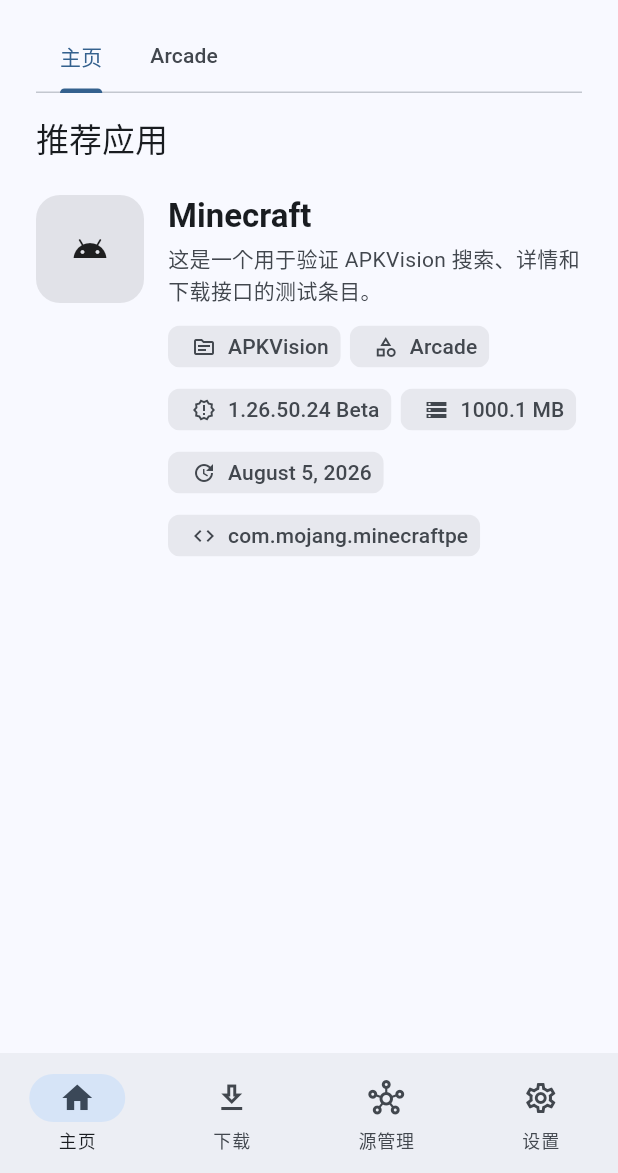
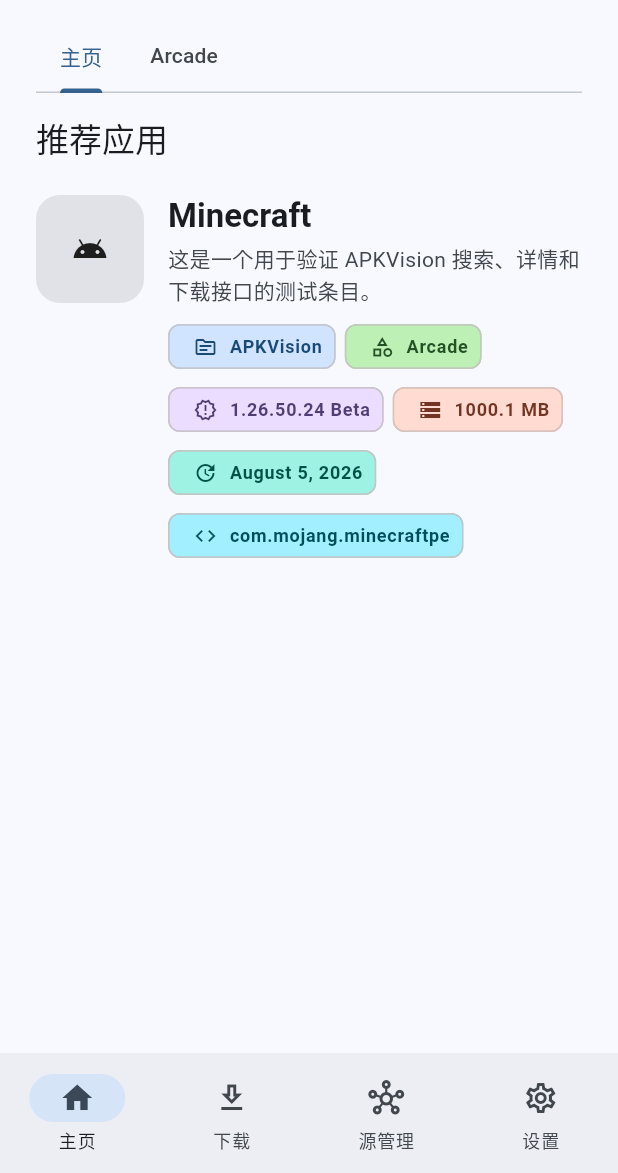
Before and after one commit to kanjengd237-dev/ApkMesh-byKusnadi, a Flutter app: the screen it shows after launch, on a phone screen of 412 x 824 dp, the part 63-1236 px from its top. Run offline on Flutter 3.47's test engine with Material 3 defaults, Android fonts, the phone set to English and light mode, and no system bars; our stand-ins replace file_picker, open_filex, photo_view, shared_preferences; missing offline and left inert: flutter_inappwebview, flutter_js, gal; network calls fail.

Commit message:
feat: colorize app metadata chips

```diff
--- a/lib/widgets/app_result_tile.dart
+++ b/lib/widgets/app_result_tile.dart
@@ -90,33 +90,35 @@
 
 List<Widget> buildAppInfoChips(AppListing app, {VoidCallback? onPackageTap}) {
   final chips = <Widget>[];
-  final values = <({IconData icon, String text})>[];
+  final values = <({IconData icon, String text, Color seedColor})>[];
 
-  void add(IconData icon, String value) {
+  void add(IconData icon, String value, Color seedColor) {
     final trimmed = value.trim();
     if (trimmed.isNotEmpty &&
         !values.any((item) => item.icon == icon && item.text == trimmed)) {
-      values.add((icon: icon, text: trimmed));
+      values.add((icon: icon, text: trimmed, seedColor: seedColor));
     }
   }
 
   add(
     Icons.source_outlined,
     app.sourceName.trim().isNotEmpty ? app.sourceName : app.sourceId,
+    Colors.blue,
   );
-  add(Icons.category_outlined, app.category);
-  add(Icons.new_releases_outlined, app.version);
-  add(Icons.storage_outlined, app.size);
-  add(Icons.update_outlined, app.updatedAt);
-  add(Icons.star_outline, app.rating);
-  add(Icons.person_outline, app.author);
-  add(Icons.code_outlined, app.packageName);
+  add(Icons.category_outlined, app.category, Colors.green);
+  add(Icons.new_releases_outlined, app.version, Colors.deepPurple);
+  add(Icons.storage_outlined, app.size, Colors.deepOrange);
+  add(Icons.update_outlined, app.updatedAt, Colors.teal);
+  add(Icons.star_outline, app.rating, Colors.amber);
+  add(Icons.person_outline, app.author, Colors.indigo);
+  add(Icons.code_outlined, app.packageName, Colors.cyan);
 
   for (final value in values) {
     chips.add(
       _AppInfoChip(
         icon: value.icon,
         text: value.text,
+        seedColor: value.seedColor,
         onPressed: value.icon == Icons.code_outlined ? onPackageTap : null,
       ),
     );
@@ -125,27 +127,40 @@
 }
 
 class _AppInfoChip extends StatelessWidget {
-  const _AppInfoChip({required this.icon, required this.text, this.onPressed});
+  const _AppInfoChip({
+    required this.icon,
+    required this.text,
+    required this.seedColor,
+    this.onPressed,
+  });
 
   final IconData icon;
   final String text;
+  final Color seedColor;
   final VoidCallback? onPressed;
 
   @override
   Widget build(BuildContext context) {
-    final scheme = Theme.of(context).colorScheme;
-    final label = Text(text, maxLines: 1, overflow: TextOverflow.ellipsis);
-    final avatar = Icon(icon, size: 16, color: scheme.onSurfaceVariant);
+    final theme = Theme.of(context);
+    final scheme = ColorScheme.fromSeed(
+      seedColor: seedColor,
+      brightness: theme.brightness,
+    );
+    final foregroundColor = scheme.onPrimaryContainer;
     final common = ChipTheme.of(context).copyWith(
       labelPadding: EdgeInsets.zero,
       padding: const EdgeInsets.symmetric(horizontal: 8),
-      side: BorderSide.none,
-      backgroundColor: scheme.surfaceContainerHighest.withValues(alpha: .72),
+      side: BorderSide(color: scheme.outlineVariant),
+      backgroundColor: scheme.primaryContainer,
     );
 
     final chip = Chip(
-      avatar: avatar,
-      label: label,
+      avatar: Icon(icon, size: 16, color: foregroundColor),
+      label: Text(text, maxLines: 1, overflow: TextOverflow.ellipsis),
+      labelStyle: theme.textTheme.labelMedium?.copyWith(
+        color: foregroundColor,
+        fontWeight: FontWeight.w600,
+      ),
       labelPadding: common.labelPadding,
       padding: common.padding,
       visualDensity: const VisualDensity(horizontal: -2, vertical: -2),
```
Also changed, not shown: 1 other file.
